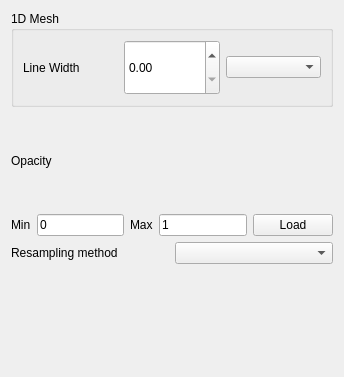
Qt form src/ui/mesh/qgsmeshrendererscalarsettingswidgetbase.ui (qgis/QGIS) before a commit.
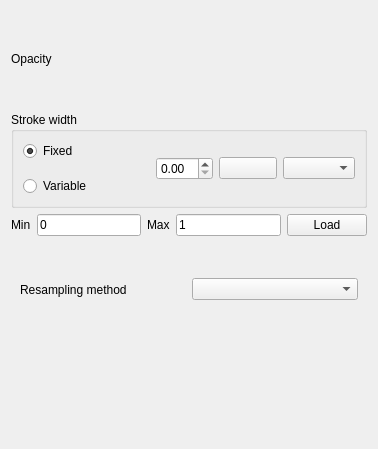
The same form after that commit. Custom widgets are drawn as their Qt base class.

Commit message:
1D mesh width/color varying
typo and renaming

Diff of the .ui file:
```diff
--- a/src/ui/mesh/qgsmeshrendererscalarsettingswidgetbase.ui
+++ b/src/ui/mesh/qgsmeshrendererscalarsettingswidgetbase.ui
@@ -6,43 +6,14 @@
    <rect>
     <x>0</x>
     <y>0</y>
-    <width>344</width>
-    <height>377</height>
+    <width>378</width>
+    <height>449</height>
    </rect>
   </property>
   <property name="windowTitle">
    <string>Form</string>
   </property>
   <layout class="QVBoxLayout" name="verticalLayout">
-   <item>
-    <widget class="QGroupBox" name="mScalarEdgeWidthGroupBox">
-     <property name="title">
-      <string>1D Mesh</string>
-     </property>
-     <layout class="QHBoxLayout" name="mScalarEdgeSettingsLayout">
-      <item>
-       <widget class="QLabel" name="mScalarEdgeLabel">
-        <property name="text">
-         <string>Line Width</string>
-        </property>
-       </widget>
-      </item>
-      <item>
-       <widget class="QgsDoubleSpinBox" name="mScalarEdgeWidthSpinBox">
-        <property name="sizePolicy">
-         <sizepolicy hsizetype="Preferred" vsizetype="Minimum">
-          <horstretch>0</horstretch>
-          <verstretch>0</verstretch>
-         </sizepolicy>
-        </property>
-       </widget>
-      </item>
-      <item>
-       <widget class="QgsUnitSelectionWidget" name="mScalarEdgeWidthUnitSelectionWidget"/>
-      </item>
-     </layout>
-    </widget>
-   </item>
    <item>
     <layout class="QHBoxLayout" name="horizontalLayout">
      <item>
@@ -64,6 +35,68 @@
      </item>
     </layout>
    </item>
+   <item>
+    <widget class="QGroupBox" name="mEdgeWidthGroupBox">
+     <property name="title">
+      <string>Stroke width</string>
+     </property>
+     <layout class="QGridLayout" name="gridLayout_2">
+      <item row="2" column="0">
+       <widget class="QRadioButton" name="mScalarEdgeStrokeWidthVariableRadioButton">
+        <property name="text">
+         <string>Variable</string>
+        </property>
+       </widget>
+      </item>
+      <item row="0" column="0">
+       <widget class="QRadioButton" name="mScalarEdgeStrokeWidthFixedRadioButton">
+        <property name="text">
+         <string>Fixed</string>
+        </property>
+        <property name="checked">
+         <bool>true</bool>
+        </property>
+       </widget>
+      </item>
+      <item row="0" column="3" rowspan="3">
+       <widget class="QgsMeshVariableStrokeWidthButton" name="mScalarEdgeStrokeWidthVariablePushButton">
+        <property name="sizePolicy">
+         <sizepolicy hsizetype="Expanding" vsizetype="Fixed">
+          <horstretch>0</horstretch>
+          <verstretch>0</verstretch>
+         </sizepolicy>
+        </property>
+       </widget>
+      </item>
+      <item row="0" column="2" rowspan="3">
+       <widget class="QDoubleSpinBox" name="mScalarEdgeStrokeWidthSpinBox">
+        <property name="sizePolicy">
+         <sizepolicy hsizetype="Expanding" vsizetype="Fixed">
+          <horstretch>0</horstretch>
+          <verstretch>0</verstretch>
+         </sizepolicy>
+        </property>
+       </widget>
+      </item>
+      <item row="0" column="4" rowspan="3">
+       <widget class="QgsUnitSelectionWidget" name="mScalarEdgeStrokeWidthUnitSelectionWidget"/>
+      </item>
+      <item row="0" column="1" rowspan="3">
+       <spacer name="horizontalSpacer">
+        <property name="orientation">
+         <enum>Qt::Horizontal</enum>
+        </property>
+        <property name="sizeHint" stdset="0">
+         <size>
+          <width>40</width>
+          <height>20</height>
+         </size>
+        </property>
+       </spacer>
+      </item>
+     </layout>
+    </widget>
+   </item>
    <item>
     <layout class="QHBoxLayout" name="horizontalLayout_2">
      <item>
@@ -104,18 +137,20 @@
     </layout>
    </item>
    <item>
-    <layout class="QHBoxLayout" name="horizontalLayout_3">
-     <item>
-      <widget class="QLabel" name="mLabelDataInterpolation">
-       <property name="text">
-        <string>Resampling method</string>
-       </property>
-      </widget>
-     </item>
-     <item>
-      <widget class="QComboBox" name="mScalarInterpolationTypeComboBox"/>
-     </item>
-    </layout>
+    <widget class="QWidget" name="mScalarResamplingWidget" native="true">
+     <layout class="QHBoxLayout" name="horizontalLayout_4">
+      <item>
+       <widget class="QLabel" name="mLabelDataInterpolation">
+        <property name="text">
+         <string>Resampling method</string>
+        </property>
+       </widget>
+      </item>
+      <item>
+       <widget class="QComboBox" name="mScalarInterpolationTypeComboBox"/>
+      </item>
+     </layout>
+    </widget>
    </item>
    <item>
     <widget class="QgsColorRampShaderWidget" name="mScalarColorRampShaderWidget" native="true">
@@ -130,11 +165,6 @@
   </layout>
  </widget>
  <customwidgets>
-  <customwidget>
-   <class>QgsDoubleSpinBox</class>
-   <extends>QDoubleSpinBox</extends>
-   <header>qgsdoublespinbox.h</header>
-  </customwidget>
   <customwidget>
    <class>QgsUnitSelectionWidget</class>
    <extends>QComboBox</extends>
@@ -152,6 +182,11 @@
    <header>raster/qgscolorrampshaderwidget.h</header>
    <container>1</container>
   </customwidget>
+  <customwidget>
+   <class>QgsMeshVariableStrokeWidthButton</class>
+   <extends>QPushButton</extends>
+   <header>qgsmeshvariablestrokewidthwidget.h</header>
+  </customwidget>
  </customwidgets>
  <resources/>
  <connections/>
```
Left out of the diff: 4 changed lines with no effect on the pictures. The commit also changes 28 other files.
